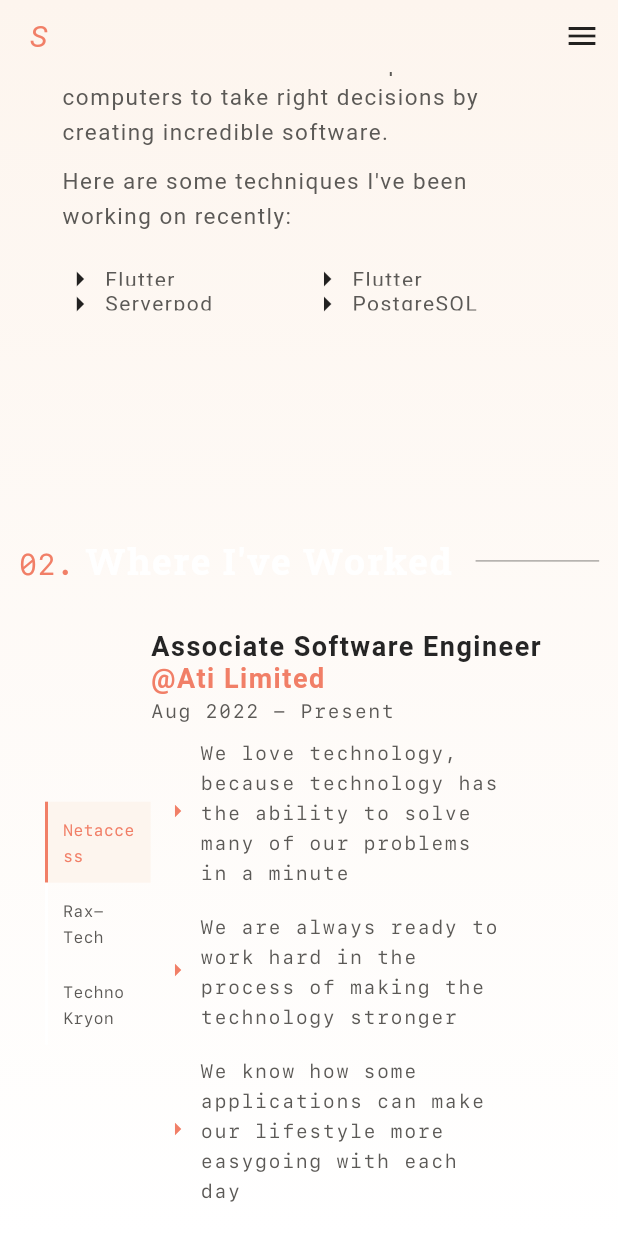
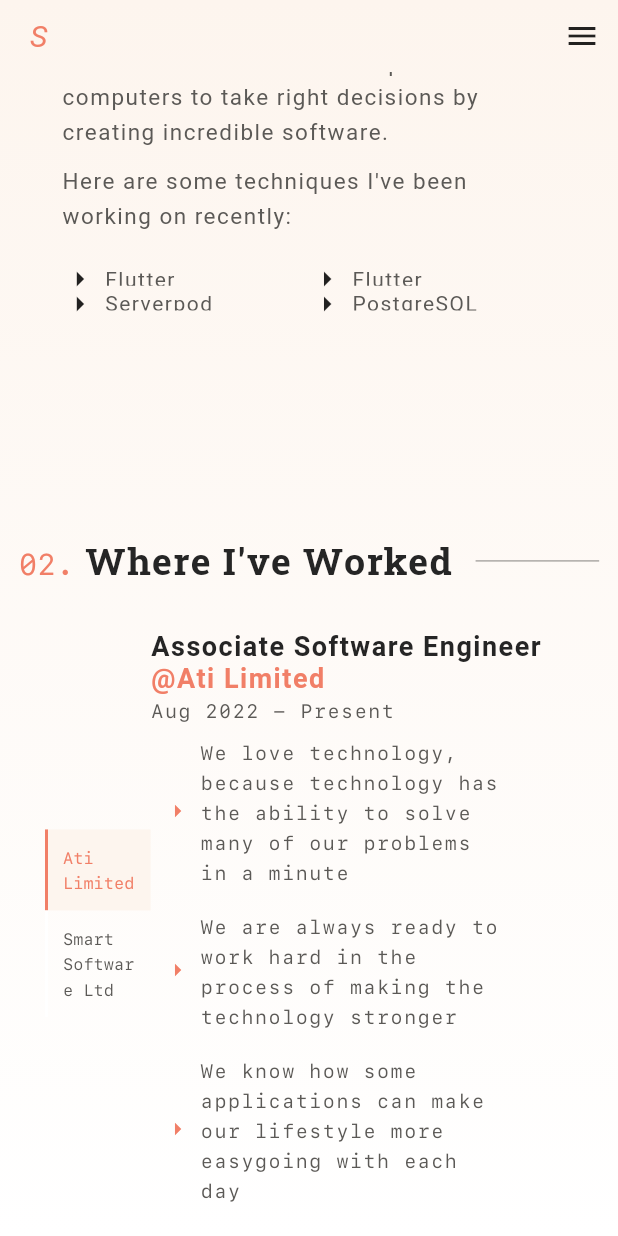
Before and after one commit to soton371/Portfolio-soton, a Flutter app: the screen it shows after launch, scrolled down 1152 dp, on a phone screen of 412 x 824 dp. Run offline on Flutter 3.47's test engine with Material 2 defaults, Android fonts, the light colour scheme and no system bars; drawn by our look-alikes of flutter_advanced_drawer, scroll_to_index; our stand-ins replace flutter_riverpod, flutter_svg, google_fonts, iconsax.

Commit message:
experience

```diff
--- a/lib/view/experience/experienceMobile.dart
+++ b/lib/view/experience/experienceMobile.dart
@@ -219,7 +219,7 @@ class _ExperienceMobileState extends State<ExperienceMobile> {
                       TextSpan(
                         text: ''' Where I've Worked''',
                         style: GoogleFonts.robotoSlab(
-                            color: Colors.white,
+                            color: AppColors().textColor,
                             letterSpacing: 1,
                             fontWeight: FontWeight.bold,
                             fontSize: 25),
@@ -264,7 +264,7 @@ class _ExperienceMobileState extends State<ExperienceMobile> {
                                             : Colors.white,
                                         width: 2))),
                             child: Text(
-                              'Netaccess',
+                              'Ati Limited',
                               style: TextStyle(
                                   color: data == 0
                                       ? AppColors().neonColor
@@ -292,37 +292,9 @@ class _ExperienceMobileState extends State<ExperienceMobile> {
                                             : Colors.white,
                                         width: 2))),
                             child: Text(
-                              'Rax-Tech',
+                              'Smart Software Ltd',
                               style: TextStyle(
                                   color: data == 1
-                                      ? AppColors().neonColor
-                                      : AppColors().textLight,
-                                  height: 1.5,
-                                  fontSize: 11,
-                                  fontFamily: 'sfmono'),
-                            ),
-                          ),
-                        ),
-                        InkWell(
-                          onTap: () {
-                            ref.read(selectedExpProvider.notifier).state = 2;
-                          },
-                          child: Container(
-                            padding: EdgeInsets.all(10.0),
-                            decoration: BoxDecoration(
-                                color: data == 2
-                                    ? AppColors().cardColor
-                                    : Colors.transparent,
-                                border: Border(
-                                    left: BorderSide(
-                                        color: data == 2
-                                            ? AppColors().neonColor
-                                            : Colors.white,
-                                        width: 2))),
-                            child: Text(
-                              'Techno Kryon',
-                              style: TextStyle(
-                                  color: data == 2
                                       ? AppColors().neonColor
                                       : AppColors().textLight,
                                   height: 1.5,
```
